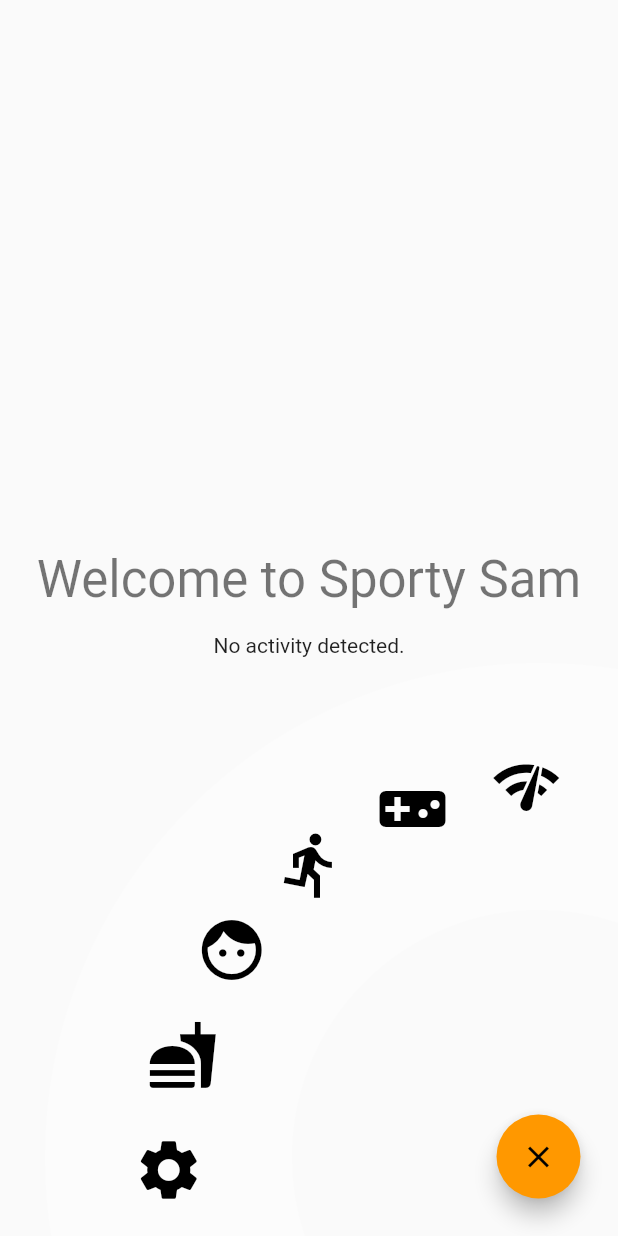
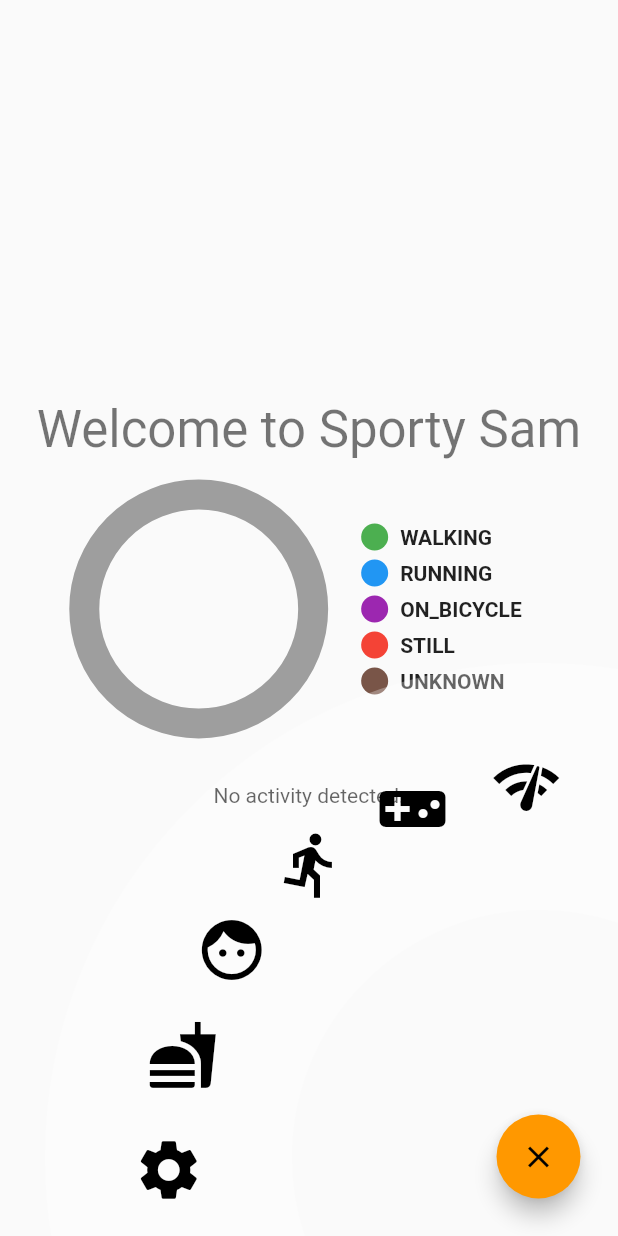
Before and after one commit to AUA-Youth-Forum/sporty-sam, a Flutter app: the MyHomePage screen opened directly with empty values, after a tap on the "menu" icon, on a phone screen of 412 x 824 dp. Run offline on Flutter 3.47's test engine with Material 2 defaults, Android fonts, the phone set to English and light mode, and no system bars; drawn by our look-alikes of pie_chart; our stand-ins replace cached_network_image, cloud_firestore, firebase_auth, firebase_database, firebase_storage, flare_flutter and 2 more; missing offline and left inert: activity_recognition_flutter, flutter_country_picker; accounts and stored records are empty.

Commit message:
add pie chart to home
https://github.com/georgeraveen/pie_chart

```diff
--- a/sporty_sam/lib/home.dart
+++ b/sporty_sam/lib/home.dart
@@ -14,6 +14,7 @@ import 'myProfile.dart';
 import 'package:sporty_sam/services/authentication.dart';
 import 'package:cloud_firestore/cloud_firestore.dart';
 import 'package:firebase_database/firebase_database.dart';
+import 'package:pie_chart/pie_chart.dart';
 
 import 'dart:async';
 
@@ -34,6 +35,15 @@ class MyHomePage extends StatefulWidget {
 
 class _MyHomePageState extends State<MyHomePage> {
   final GlobalKey<FormState> formKey = GlobalKey<FormState>();
+  //pie chart
+  Map<String, double> dataMap = Map();
+  List<Color> colorList = [
+    Colors.green,
+    Colors.blue,
+    Colors.purple,
+    Colors.red,
+    Colors.brown
+  ];
 
   signOut() async {
     try {
@@ -81,12 +91,54 @@ class _MyHomePageState extends State<MyHomePage> {
     });
   }
 
+  void setChartData() async {
+    double walk = 0, bicycle = 0, run = 0, still = 0, unknown = 0;
+    var result = await Firestore.instance
+        .collection('users')
+        .document(widget.userId)
+        .collection('healthHistory')
+        .document(DateTime(DateTime.now().year, DateTime.now().month, DateTime.now().day).toString())
+        .collection('activity')
+        .getDocuments();
+    result.documents.forEach((res) {
+//      print(res.data);
+      Duration actLength = DateTime.parse(res.data["end"])
+          .difference(DateTime.parse(res.data["start"]));
+      if (res.data["type"] == "WALKING") walk += actLength.inSeconds;
+      else if (res.data["type"] == "RUNNING") run += actLength.inSeconds;
+      else if (res.data["type"] == "ON_BICYCLE") bicycle += actLength.inSeconds;
+      else if (res.data["type"] == "UNKNOWN") unknown += actLength.inSeconds;
+      else  still += actLength.inSeconds;
+
+    });
+    setState(() {
+      dataMap= {"WALKING": walk, "RUNNING": run, "ON_BICYCLE": bicycle, "STILL": still, "UNKNOWN": unknown};
+    });
+
+//    dataMap.putIfAbsent("WALKING", () => walk);
+//    dataMap.putIfAbsent("RUNNING", () => run);
+//    dataMap.putIfAbsent("ON_BICYCLE", () => bicycle);
+//    dataMap.putIfAbsent("STILL", () => still);
+//    dataMap.putIfAbsent("UNKNOWN", () => unknown);
+
+
+  }
+
   //bool _isEmailVerified = false;
   @override
   void initState() {
     super.initState();
     setDatabaseDate();
     //_checkEmailVerification();
+    //pie chart
+    dataMap.putIfAbsent("WALKING", () => 15);
+    dataMap.putIfAbsent("RUNNING", () => 5);
+    dataMap.putIfAbsent("ON_BICYCLE", () => 5);
+    dataMap.putIfAbsent("STILL", () => 5);
+    dataMap.putIfAbsent("UNKNOWN", () => 5);
+    setChartData();
+
+//    print(dataMap);
   }
 
   //  void _checkEmailVerification() async {
@@ -171,6 +223,29 @@ class _MyHomePageState extends State<MyHomePage> {
                 'Welcome to Sporty Sam',
                 style: Theme.of(context).textTheme.display1,
               ),
+              Container(
+                height: 200,
+                child: PieChart(
+                  dataMap: dataMap,
+                  animationDuration: Duration(milliseconds: 800),
+                  chartLegendSpacing: 32.0,
+                  chartRadius: MediaQuery.of(context).size.width / 2.7,
+                  showChartValuesInPercentage: false,
+                  showChartValues: true,
+                  showChartValuesOutside: true,
+                  chartValueBackgroundColor: Colors.grey[200],
+                  colorList: colorList,
+                  showLegends: false,
+                  legendPosition: LegendPosition.right,
+                  decimalPlaces: 1,
+                  showChartValueLabel: true,
+                  initialAngle: 0,
+                  chartValueStyle: defaultChartValueStyle.copyWith(
+                    color: Colors.blueGrey[900].withOpacity(0.9),
+                  ),
+                  chartType: ChartType.ring,
+                ),
+              ),
               Text(
                 widget.userId,
                 //style: Theme.of(context).textTheme.display1,
@@ -225,8 +300,9 @@ class _MyHomePageState extends State<MyHomePage> {
                               Navigator.push(
                                   context,
                                   MaterialPageRoute(
-                                      builder: (context) =>
-                                          ActivityHistoryPage(userId: widget.userId,)));
+                                      builder: (context) => ActivityHistoryPage(
+                                            userId: widget.userId,
+                                          )));
                             },
                           ),
 //                          InkWell(
@@ -258,7 +334,8 @@ class _MyHomePageState extends State<MyHomePage> {
                         Navigator.push(
                             context,
                             MaterialPageRoute(
-                                builder: (context) => ActivityHistoryPage(userId: widget.userId)));
+                                builder: (context) => ActivityHistoryPage(
+                                    userId: widget.userId)));
                       },
                     );
                   },
--- a/sporty_sam/pubspec.yaml
+++ b/sporty_sam/pubspec.yaml
@@ -29,6 +29,9 @@ dependencies:
   flutter_country_picker: ^0.1.6
 #  sensors: ^0.4.2+1
   activity_recognition_flutter: ^1.2.0
+  pie_chart:
+    git:
+      url: https://github.com/georgeraveen/pie_chart
   # The following adds the Cupertino Icons font to your application.
   # Use with the CupertinoIcons class for iOS style icons.
   cupertino_icons: ^0.1.2
```
Also changed, not shown: sporty_sam/pubspec.lock.
